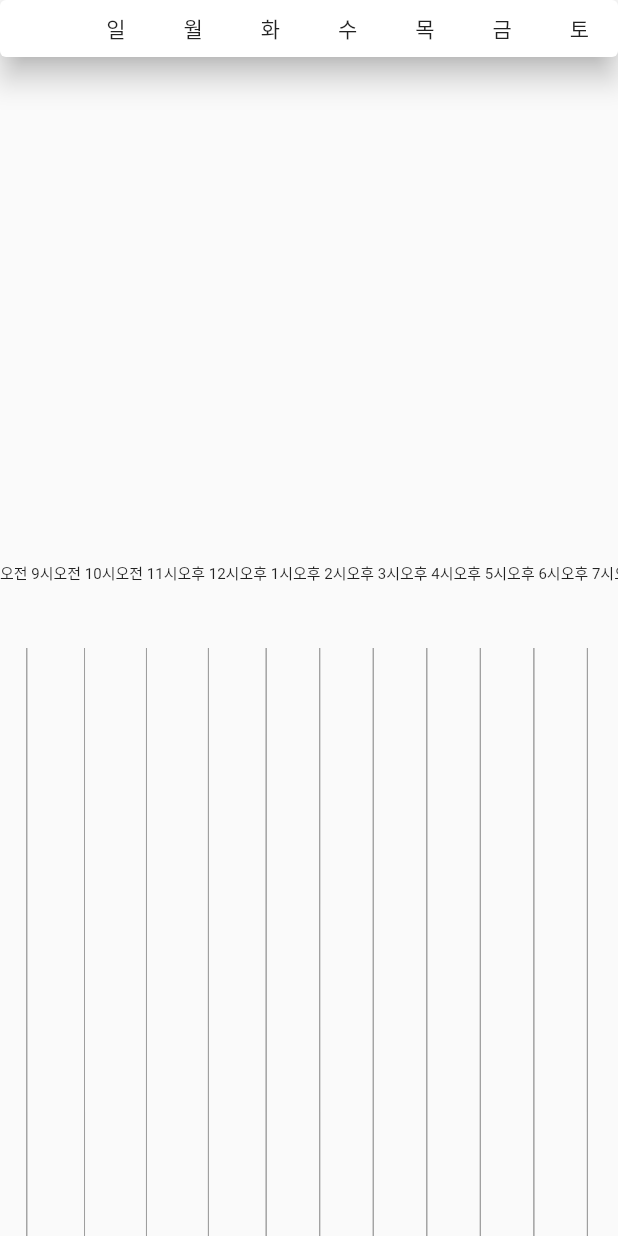
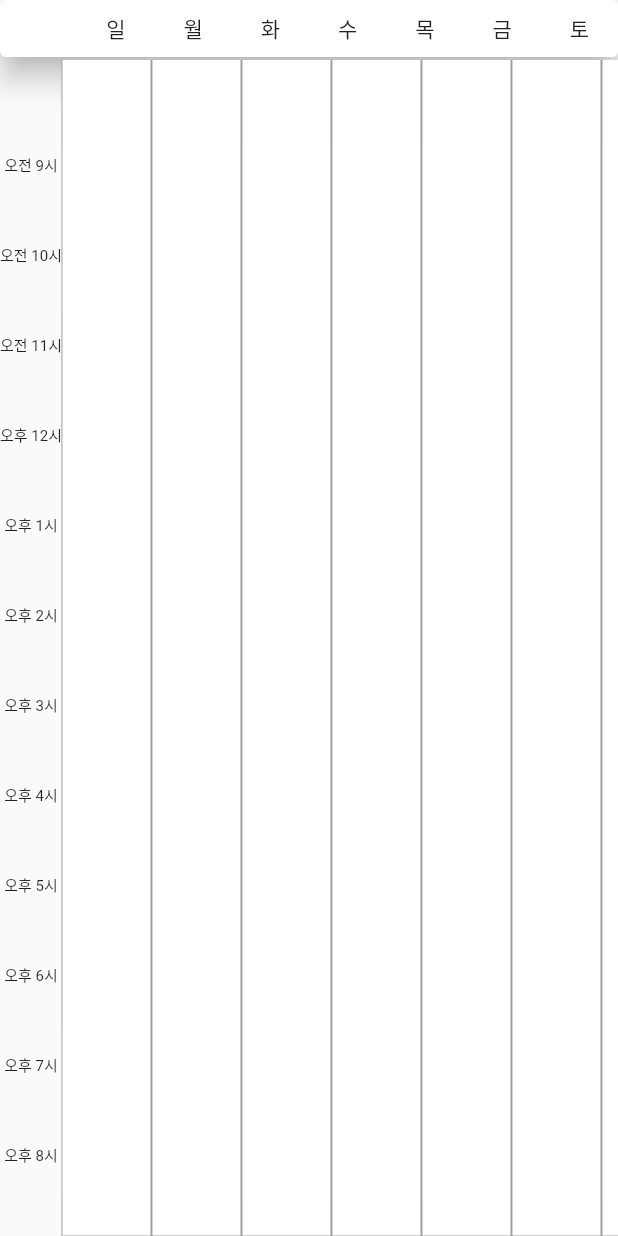
Before and after one commit to GC211SE/frontent, a Flutter app: the WeeklyTimeTable widget shown alone on an empty page, opened directly, on a phone screen of 412 x 824 dp. Run offline on Flutter 3.47's test engine with Material 2 defaults, Android fonts, the phone set to English and light mode, and no system bars; network calls fail.

Commit message:
그냥 엎고 다시만들까... 일단 저장
그냥 엎고 다시만들까... 일단 저장

```diff
--- a/lib/Widget/timetable.dart
+++ b/lib/Widget/timetable.dart
@@ -72,16 +72,26 @@ class _WeeklyTimeTableState extends State<WeeklyTimeTable> {
       children: <Widget>[
         /* day bar (top) */
         Header(WeeklyTimes.dates[this.locale]), // 일, 월, 화, 수 ... 토
+
         Expanded(
           child: ListView.builder( // list view를 요일별로 따로 만들어 줘...?
-            itemCount: WeeklyTimes.times[this.locale].length,
+            // itemCount: WeeklyTimes.times[this.locale].length,
+            itemCount: WeeklyTimes.dates[this.locale].length,
             shrinkWrap: true,
             scrollDirection: Axis.horizontal,
             itemBuilder: (BuildContext context, int index) {
               List<Widget> children = [];
-              List<Cell> cells = [];
-              /* time bar (left) */
-              children.add(Indicator(WeeklyTimes.times[this.locale][index]));
+              if(index == 0){
+                for (int i = 0; i < WeeklyTimes.times[this.locale].length; i++) {
+                  children.add(
+                      Container(
+                        height: 60.0,
+                        child: Indicator(WeeklyTimes.times[this.locale][i]),
+                      )
+                  );
+                }
+              }
+              else{
                 int hourskip; /// hourskip counter
                 /*
               children.addAll(
@@ -116,6 +126,7 @@ class _WeeklyTimeTableState extends State<WeeklyTimeTable> {
 
                   }
                 }
+              }
               // return Row(children: children);
               return Column(children: children);
             },
--- a/lib/src/anHour.dart
+++ b/lib/src/anHour.dart
@@ -14,11 +14,11 @@ class Cell extends StatefulWidget {
   Cell({
     @required this.day,
     @required this.timeRange,
-    @required this.isLecture,
     this.height = 60.0,
     this.cellColor = Colors.white,
-    this.cellSelectedColor = Colors.blue,
+    this.cellSelectedColor = Colors.blueAccent,
     this.boarderColor = Colors.grey,
+    this.isLecture,
   });
 
   @override
@@ -41,13 +41,14 @@ class _CellState extends State<Cell> {
       child: Container(
         decoration: BoxDecoration(
           // color: currentColor,
-          color: widget.isLecture ? widget.cellColor : widget.cellSelectedColor,
+          color: widget.isLecture? widget.cellSelectedColor : widget.cellColor ,
           border: Border(
-            top: BorderSide(width: 1.0, color: widget.boarderColor),
+            right: BorderSide(width: 1.0, color: widget.boarderColor),
             left: BorderSide(width: 0.0, color: widget.boarderColor),
-            right: BorderSide(width: 0.0, color: widget.boarderColor),
+            bottom: BorderSide(width: 0.0, color: widget.boarderColor),
           ),
         ),
+        width: widget.height,
         height: widget.height,
       ),
     );
```
Lines whose indentation alone changed are shown as unchanged.
